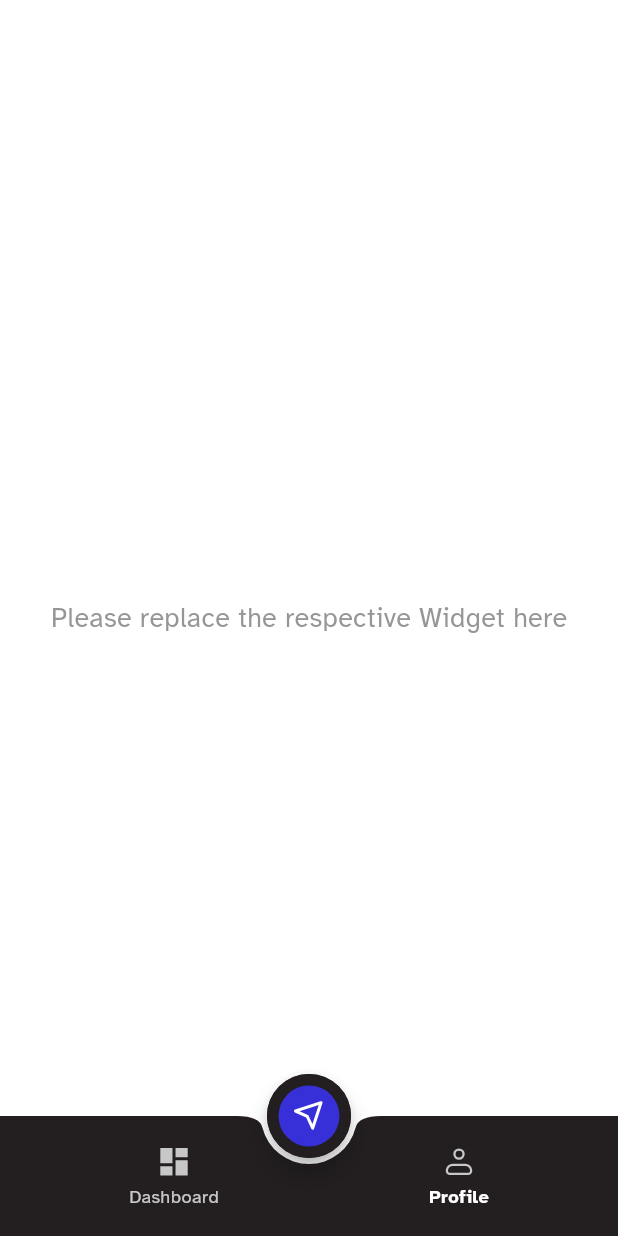
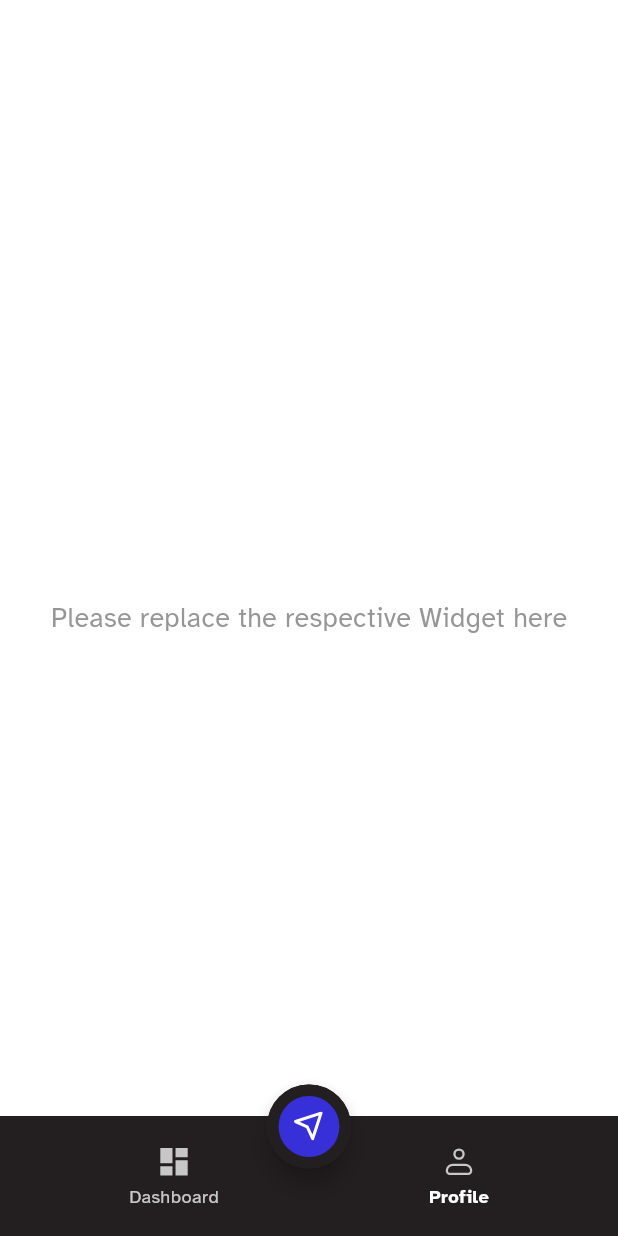
Before and after one commit to HafidAmbardi/auricurrus-mobile, a Flutter app: the screen it shows after launch, after a tap on "Profile", on a phone screen of 412 x 824 dp. Run offline on Flutter 3.47's test engine with Material 3 defaults, Android fonts, the phone set to English and light mode, and no system bars; our stand-ins replace cached_network_image, flutter_riverpod, flutter_svg, flutter_svg_provider, geocoding, google_maps_flutter and 1 more; missing offline and left inert: flutter_polyline_points, staggered_grid_view_flutter.

Commit message:
feature: integrate maps

```diff
--- a/lib/main.dart
+++ b/lib/main.dart
@@ -2,6 +2,7 @@ import 'package:flutter/material.dart';
 import 'package:flutter/services.dart';
 import 'package:flutter/scheduler.dart';
 import 'core/app_export.dart';
+import 'package:flutter_riverpod/flutter_riverpod.dart';
 
 var globalMessengerKey = GlobalKey<ScaffoldMessengerState>();
 void main() {
@@ -12,7 +13,9 @@ void main() {
 
   ///Please update theme as per your need if required.
   ThemeHelper().changeTheme('primary');
-  runApp(MyApp());
+  runApp(ProviderScope(
+    child: MyApp(),
+  ));
 }
 
 class MyApp extends StatelessWidget {
--- /dev/null
+++ b/lib/pages/consts/consts.dart
@@ -0,0 +1 @@
+const String GOOGLE_MAPS_API_KEY = "AIzaSyDo99rpQy1IQ8Yr5ExAr-6suebK4rPx8PY";
--- /dev/null
+++ b/lib/pages/map/map_page.dart
@@ -0,0 +1,177 @@
+import 'dart:async';
+
+import 'package:hafidomio_s_application2/pages/map/places_google_api.dart';
+import 'package:hafidomio_s_application2/pages/consts/consts.dart';
+
+import 'package:flutter/material.dart';
+import 'package:google_maps_flutter/google_maps_flutter.dart';
+import 'package:location/location.dart';
+import 'package:flutter_polyline_points/flutter_polyline_points.dart';
+import 'package:flutter_riverpod/flutter_riverpod.dart';
+
+class MapPage extends ConsumerStatefulWidget {
+  final bool showPlacesApiGoogleMapSearch;
+
+  const MapPage({this.showPlacesApiGoogleMapSearch = true, super.key});
+
+  @override
+  ConsumerState<MapPage> createState() => _MapPageState();
+}
+
+class _MapPageState extends ConsumerState<MapPage> {
+  Location _locationController = new Location();
+
+  final Completer<GoogleMapController> _mapController =
+      Completer<GoogleMapController>();
+
+  static const LatLng _pGooglePlex = LatLng(37.4223, -122.0848);
+  LatLng? _currentP;
+
+  Map<PolylineId, Polyline> polylines = {};
+
+  Set<Marker> markers = {};
+  @override
+  void initState() {
+    super.initState();
+    getLocationUpdates().then((_) => {
+          getPolylinePoints().then((coordinates) => {
+                generatePolyLineFromPoints(coordinates),
+              })
+        });
+  }
+
+  @override
+  Widget build(BuildContext context) {
+    final destination = ref.watch(destinationStateProvider);
+
+    if (destination != null) {
+      markers.add(
+        Marker(
+          markerId: const MarkerId('_destinationLocation'),
+          position: destination,
+        ),
+      );
+      getPolylinePoints().then((coordinates) => {
+            generatePolyLineFromPoints(coordinates),
+          });
+    }
+    if (_currentP != null) {
+      markers.add(
+        Marker(
+          markerId: const MarkerId('_currentLocation'),
+          position: _currentP!,
+        ),
+      );
+    }
+
+    return Scaffold(
+      body: Stack(
+        children: [
+          if (_currentP == null)
+            const Center(
+              child: Text("Waiting for your location..."),
+            )
+          else
+            GoogleMap(
+              onMapCreated: ((GoogleMapController controller) =>
+                  _mapController.complete(controller)),
+              initialCameraPosition: const CameraPosition(
+                target: _pGooglePlex,
+                zoom: 13,
+              ),
+              markers: markers,
+              polylines: Set<Polyline>.of(polylines.values),
+            ),
+          widget.showPlacesApiGoogleMapSearch
+              ? PlacesApiGoogleMapSearch()
+              : Container(),
+        ],
+      ),
+    );
+  }
+
+  Future<void> _cameraToPosition(LatLng pos) async {
+    final GoogleMapController controller = await _mapController.future;
+    CameraPosition _newCameraPosition = CameraPosition(
+      target: pos,
+      zoom: 13,
+    );
+    await controller.animateCamera(
+      CameraUpdate.newCameraPosition(_newCameraPosition),
+    );
+  }
+
+  Future<void> getLocationUpdates() async {
+    bool _serviceEnabled;
+    PermissionStatus _permissionGranted;
+
+    _serviceEnabled = await _locationController.serviceEnabled();
+    if (_serviceEnabled) {
+      _serviceEnabled = await _locationController.requestService();
+    } else {
+      return;
+    }
+
+    _permissionGranted = await _locationController.hasPermission();
+    if (_permissionGranted == PermissionStatus.denied) {
+      _permissionGranted = await _locationController.requestPermission();
+      if (_permissionGranted != PermissionStatus.granted) {
+        return;
+      }
+    }
+    _locationController.onLocationChanged
+        .listen((LocationData currentLocation) {
+      if (currentLocation.latitude != null &&
+          currentLocation.longitude != null) {
+        setState(() {
+          _currentP =
+              LatLng(currentLocation.latitude!, currentLocation.longitude!);
+          print(_currentP);
+          _cameraToPosition(_currentP!);
+        });
+      }
+    });
+  }
+
+  Future<List<LatLng>> getPolylinePoints() async {
+    final destination = ref.watch(destinationStateProvider);
+    //final currentPosition = _currentP != null ? PointLatLng(_currentP!.latitude, _currentP!.longitude) : PointLatLng(0, 0),
+
+    List<LatLng> polylineCoordinates = [];
+    PolylinePoints polylinePoints = PolylinePoints();
+    if (_currentP != null && destination != null) {
+      // TODO add try catch
+      PolylineResult result = await polylinePoints.getRouteBetweenCoordinates(
+          GOOGLE_MAPS_API_KEY,
+          // PointLatLng(_pGooglePlex.latitude, _pGooglePlex.longitude),
+
+          PointLatLng(_currentP!.latitude, _currentP!.longitude),
+          PointLatLng(destination.latitude, destination.longitude),
+          // PointLatLng(destination!.latitude, destination!.longitude),
+          // I can change the travel mode later
+          travelMode: TravelMode.driving);
+
+      if (result.points.isNotEmpty) {
+        result.points.forEach((PointLatLng point) {
+          polylineCoordinates.add(LatLng(point.latitude, point.longitude));
+        });
+      } else {
+        print(result.errorMessage);
+      }
+    }
+    return polylineCoordinates;
+  }
+
+  void generatePolyLineFromPoints(List<LatLng> polylineCoordinates) async {
+    // if I have many then I need distinct ID's
+    PolylineId id = PolylineId("poly");
+    Polyline polyline = Polyline(
+        polylineId: id,
+        color: Colors.red,
+        points: polylineCoordinates,
+        width: 5);
+    setState(() {
+      polylines[id] = polyline;
+    });
+  }
+}
--- a/lib/presentation/dashboard_container_screen/dashboard_container_screen.dart
+++ b/lib/presentation/dashboard_container_screen/dashboard_container_screen.dart
@@ -1,6 +1,10 @@
 import 'package:flutter/material.dart';
 import 'package:hafidomio_s_application2/core/app_export.dart';
 import 'package:hafidomio_s_application2/presentation/dashboard_page/dashboard_page.dart';
+import 'package:hafidomio_s_application2/presentation/lempuyangan_screen/lempuyangan_screen.dart';
+import 'package:hafidomio_s_application2/presentation/loading_drive_screen/loading_drive_screen.dart';
+import 'package:hafidomio_s_application2/presentation/location_screen/location_screen.dart';
+import 'package:hafidomio_s_application2/presentation/search_screen/search_screen.dart';
 import 'package:hafidomio_s_application2/widgets/custom_bottom_app_bar.dart';
 import 'package:hafidomio_s_application2/widgets/custom_floating_button.dart';
 import 'package:flutter_svg/flutter_svg.dart';
@@ -36,21 +40,46 @@ class DashboardContainerScreen extends StatelessWidget {
                           getCurrentPage(routeSetting.name!),
                       transitionDuration: Duration(seconds: 0)))),
           bottomNavigationBar: _buildNavbarsFiverdActive(context),
-            floatingActionButton: CustomFloatingButton(
-                height: 92,
-                width: 76,
-                child: SvgPicture.asset(
-                  ImageConstant.imgNav,
-                )),
           floatingActionButtonLocation:
-                FloatingActionButtonLocation.centerDocked));
+              FloatingActionButtonLocation.centerDocked),
+    );
   }
 
   /// Section Widget
+  // Widget _buildNavbarsFiverdActive(BuildContext context) {
+  //   return CustomBottomAppBar(onChanged: (BottomBarEnum type) {
+  //     Navigator.pushNamed(navigatorKey.currentContext!, getCurrentRoute(type));
+  //   });
+  // }
+
   Widget _buildNavbarsFiverdActive(BuildContext context) {
-    return CustomBottomAppBar(onChanged: (BottomBarEnum type) {
-      Navigator.pushNamed(navigatorKey.currentContext!, getCurrentRoute(type));
-    });
+    return SingleChildScrollView(
+      child: Stack(
+        alignment: Alignment.bottomCenter,
+        children: [
+          CustomBottomAppBar(
+            onChanged: (BottomBarEnum type) {
+              Navigator.pushNamed(
+                  navigatorKey.currentContext!, getCurrentRoute(type));
+            },
+          ),
+          Padding(
+            padding: const EdgeInsets.only(bottom: 45),
+            child: CustomFloatingButton(
+              height: 120,
+              width: 120,
+              child: SvgPicture.asset(
+                ImageConstant.imgNav,
+              ),
+              onTap: () {
+                Navigator.pushNamed(
+                    navigatorKey.currentContext!, AppRoutes.locationScreen);
+              },
+            ),
+          ),
+        ],
+      ),
+    );
   }
 
   ///Handling route based on bottom click actions
@@ -70,8 +99,14 @@ class DashboardContainerScreen extends StatelessWidget {
     switch (currentRoute) {
       case AppRoutes.dashboardPage:
         return DashboardPage();
+      case AppRoutes.locationScreen:
+        return SearchScreen();
       default:
         return DefaultWidget();
     }
   }
+
+  // onTapContinue(BuildContext context) {
+  //   Navigator.pushNamed(context, AppRoutes.locationScreen);
+  // }
 }
--- a/lib/presentation/dashboard_page/dashboard_page.dart
+++ b/lib/presentation/dashboard_page/dashboard_page.dart
@@ -11,6 +11,7 @@ import 'package:hafidomio_s_application2/widgets/app_bar/appbar_title.dart';
 import 'package:hafidomio_s_application2/widgets/app_bar/appbar_title_button.dart';
 import 'package:hafidomio_s_application2/widgets/app_bar/custom_app_bar.dart';
 import 'package:hafidomio_s_application2/widgets/custom_icon_button.dart';
+import 'package:hafidomio_s_application2/pages/map/map_page.dart';
 import 'package:staggered_grid_view_flutter/widgets/staggered_grid_view.dart';
 import 'package:staggered_grid_view_flutter/widgets/staggered_tile.dart';
 import 'package:flutter_svg/flutter_svg.dart';
@@ -149,6 +150,9 @@ class DashboardPage extends StatelessWidget {
         width: 325.h,
         child: Container(
           color: Colors.black,
+          child: MapPage(
+            showPlacesApiGoogleMapSearch: false,
+          ),
         ));
   }
 
--- a/lib/presentation/search_screen/search_screen.dart
+++ b/lib/presentation/search_screen/search_screen.dart
@@ -1,6 +1,7 @@
 import 'package:flutter/material.dart';
 import 'package:hafidomio_s_application2/core/app_export.dart';
 import 'package:hafidomio_s_application2/widgets/custom_search_view.dart';
+import 'package:flutter_svg/flutter_svg.dart';
 
 class SearchScreen extends StatelessWidget {
   SearchScreen({Key? key})
```
Also changed, not shown: lib/pages/map/places_google_api.dart (added, +125 -0 lines), lib/presentation/location_screen/location_screen.dart (+3 -43 lines), pubspec.yaml (+12 -2 lines), 3 other files. Lines whose indentation alone changed are shown as unchanged.
